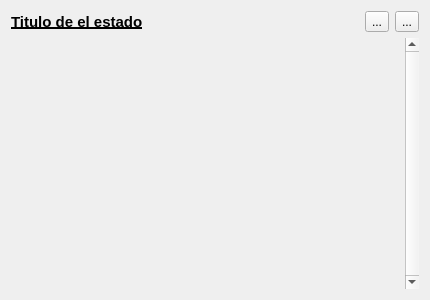
The window that TaskManagerEditor/project/vs-2019/TaskManagerEditor/qtstatewidget.ui (JorgeBarcena3/Dynamic-link-library-template) describes before a commit, drawn with Qt 5.
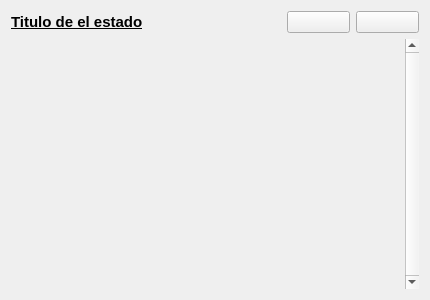
The same window after the commit. Icons and pictures are not drawn.

Patch:
```diff
--- a/TaskManagerEditor/project/vs-2019/TaskManagerEditor/qtstatewidget.ui
+++ b/TaskManagerEditor/project/vs-2019/TaskManagerEditor/qtstatewidget.ui
@@ -35,29 +35,7 @@
      </property>
     </widget>
    </item>
-   <item row="0" column="1">
-    <widget class="QToolButton" name="toolButton_2">
-     <property name="text">
-      <string>...</string>
-     </property>
-     <property name="icon">
-      <iconset resource="TaskManagerEditor.qrc">
-       <normaloff>:/TaskManagerEditor/Modify.png</normaloff>:/TaskManagerEditor/Modify.png</iconset>
-     </property>
-    </widget>
-   </item>
-   <item row="0" column="2">
-    <widget class="QToolButton" name="toolButton">
-     <property name="text">
-      <string>...</string>
-     </property>
-     <property name="icon">
-      <iconset resource="TaskManagerEditor.qrc">
-       <normaloff>:/TaskManagerEditor/Add.png</normaloff>:/TaskManagerEditor/Add.png</iconset>
-     </property>
-    </widget>
-   </item>
-   <item row="1" column="0" colspan="3">
+   <item row="1" column="0" colspan="5">
     <widget class="QScrollArea" name="scrollArea">
      <property name="frameShape">
       <enum>QFrame::Box</enum>
@@ -89,13 +67,35 @@
         <x>0</x>
         <y>0</y>
         <width>387</width>
-        <height>245</height>
+        <height>242</height>
        </rect>
       </property>
       <layout class="QVBoxLayout" name="verticalLayout"/>
      </widget>
     </widget>
    </item>
+   <item row="0" column="4">
+    <widget class="QPushButton" name="add_task_to_state">
+     <property name="text">
+      <string/>
+     </property>
+     <property name="icon">
+      <iconset resource="TaskManagerEditor.qrc">
+       <normaloff>:/TaskManagerEditor/Add.png</normaloff>:/TaskManagerEditor/Add.png</iconset>
+     </property>
+    </widget>
+   </item>
+   <item row="0" column="3">
+    <widget class="QPushButton" name="edit_state_name">
+     <property name="text">
+      <string/>
+     </property>
+     <property name="icon">
+      <iconset resource="TaskManagerEditor.qrc">
+       <normaloff>:/TaskManagerEditor/Modify.png</normaloff>:/TaskManagerEditor/Modify.png</iconset>
+     </property>
+    </widget>
+   </item>
   </layout>
  </widget>
  <layoutdefault spacing="6" margin="11"/>
```
